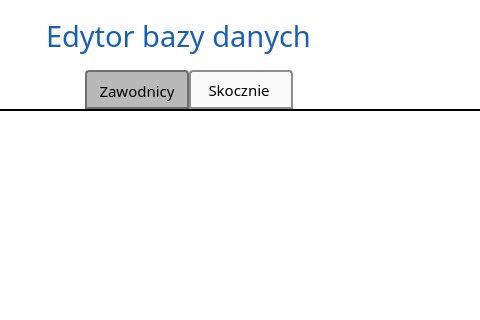
This is UI/DatabaseEditor/DatabaseEditorWindow.ui in SiekamCebule/sj-sim as Qt 5 draws it before an edit; both pictures show x 376 to 856 and y 0 to 320 of the 1108 by 670 pixel window. The edited form follows.
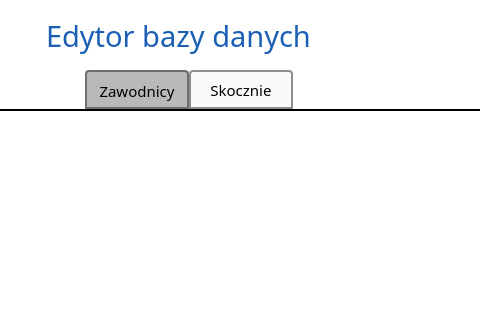
This is the edited form. The open tabs and pages were chosen to show the change.

What changed in the file:
```diff
--- a/UI/DatabaseEditor/DatabaseEditorWindow.ui
+++ b/UI/DatabaseEditor/DatabaseEditorWindow.ui
@@ -170,7 +170,7 @@
      </widget>
      <widget class="QWidget" name="tab_hills">
       <attribute name="title">
-       <string>Skocznie </string>
+       <string>Skocznie</string>
       </attribute>
      </widget>
     </widget>
```
Left out of the diff: 2 changed lines with no effect on the pictures.
